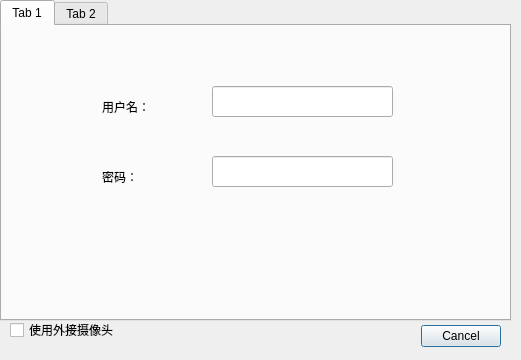
Qt form code/ui/login.ui (RachelWealth/IoT-course-practice) before a commit.
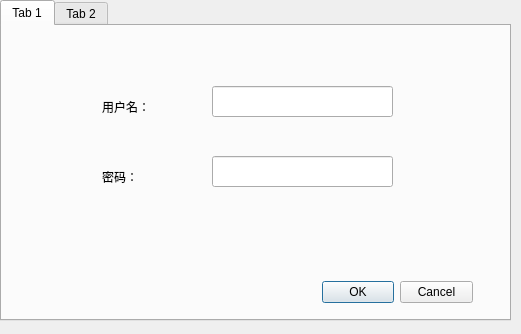
The same form after that commit.

The edit to the form file:
```diff
--- a/code/ui/login.ui
+++ b/code/ui/login.ui
@@ -7,28 +7,12 @@
     <x>0</x>
     <y>0</y>
     <width>521</width>
-    <height>360</height>
+    <height>334</height>
    </rect>
   </property>
   <property name="windowTitle">
    <string>Dialog</string>
   </property>
-  <widget class="QDialogButtonBox" name="buttonBox">
-   <property name="geometry">
-    <rect>
-     <x>400</x>
-     <y>320</y>
-     <width>101</width>
-     <height>32</height>
-    </rect>
-   </property>
-   <property name="orientation">
-    <enum>Qt::Horizontal</enum>
-   </property>
-   <property name="standardButtons">
-    <set>QDialogButtonBox::Cancel</set>
-   </property>
-  </widget>
   <widget class="QTabWidget" name="tabWidget">
    <property name="geometry">
     <rect>
@@ -77,7 +61,7 @@
       <string>密码：</string>
      </property>
     </widget>
-    <widget class="QLineEdit" name="lineEdit">
+    <widget class="QLineEdit" name="inputUserName">
      <property name="geometry">
       <rect>
        <x>210</x>
@@ -87,7 +71,7 @@
       </rect>
      </property>
     </widget>
-    <widget class="QLineEdit" name="lineEdit_2">
+    <widget class="QLineEdit" name="inputPwd">
      <property name="geometry">
       <rect>
        <x>210</x>
@@ -100,6 +84,22 @@
       <enum>QLineEdit::PasswordEchoOnEdit</enum>
      </property>
     </widget>
+    <widget class="QDialogButtonBox" name="buttonBox">
+     <property name="geometry">
+      <rect>
+       <x>320</x>
+       <y>250</y>
+       <width>151</width>
+       <height>32</height>
+      </rect>
+     </property>
+     <property name="orientation">
+      <enum>Qt::Horizontal</enum>
+     </property>
+     <property name="standardButtons">
+      <set>QDialogButtonBox::Cancel|QDialogButtonBox::Ok</set>
+     </property>
+    </widget>
    </widget>
    <widget class="QWidget" name="tab_2">
     <attribute name="title">
@@ -121,13 +121,11 @@
       <set>Qt::AlignCenter</set>
      </property>
     </widget>
-   </widget>
-  </widget>
-  <widget class="QCheckBox" name="checkBox_2">
+    <widget class="QCheckBox" name="checkBoxUseExterCam_2">
    <property name="geometry">
     <rect>
      <x>10</x>
-     <y>310</y>
+       <y>250</y>
      <width>131</width>
      <height>40</height>
     </rect>
@@ -135,6 +133,8 @@
    <property name="text">
     <string>使用外接摄像头</string>
    </property>
+    </widget>
+   </widget>
   </widget>
  </widget>
  <resources/>
```
Lines whose indentation alone changed are shown as unchanged.
